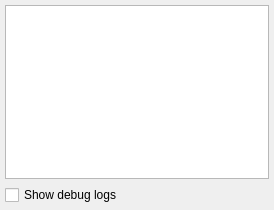
Qt form src/ui/tablogs.ui (HearthSim/LotusTracker) before a commit.
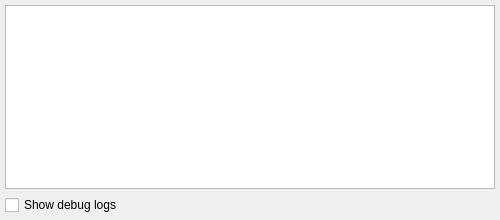
The same form after that commit.

The edit to the form file:
```diff
--- a/src/ui/tablogs.ui
+++ b/src/ui/tablogs.ui
@@ -6,10 +6,16 @@
    <rect>
     <x>0</x>
     <y>0</y>
-    <width>274</width>
-    <height>210</height>
+    <width>500</width>
+    <height>220</height>
    </rect>
   </property>
+  <property name="minimumSize">
+   <size>
+    <width>450</width>
+    <height>0</height>
+   </size>
+  </property>
   <property name="windowTitle">
    <string>Form</string>
   </property>
```
